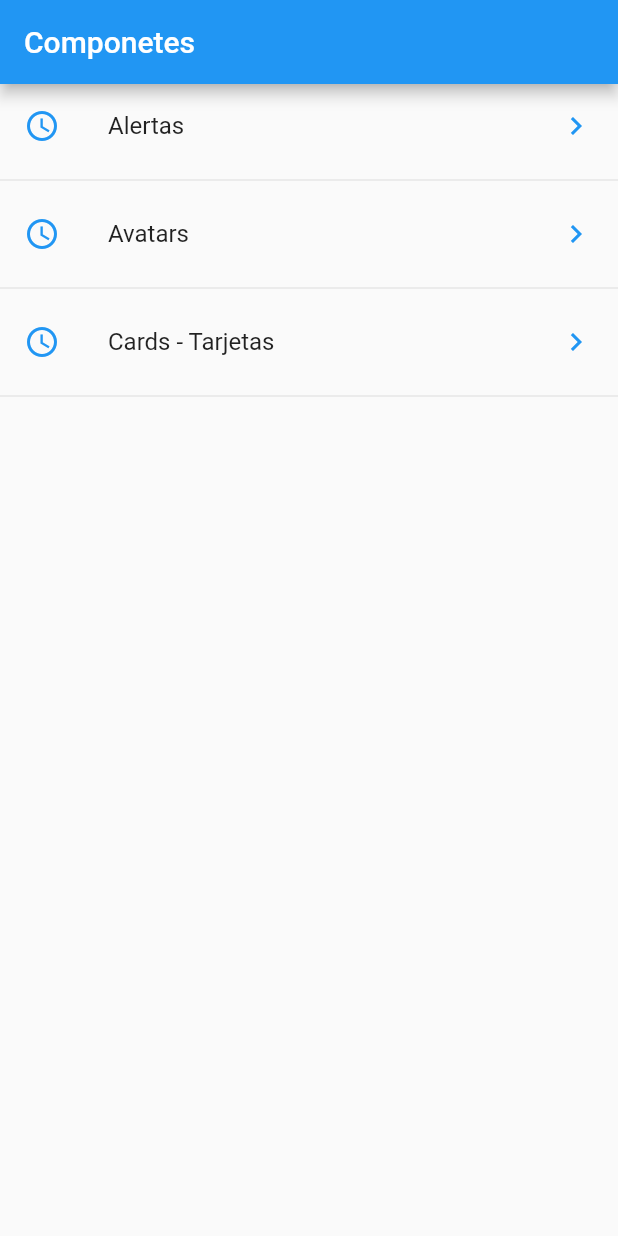
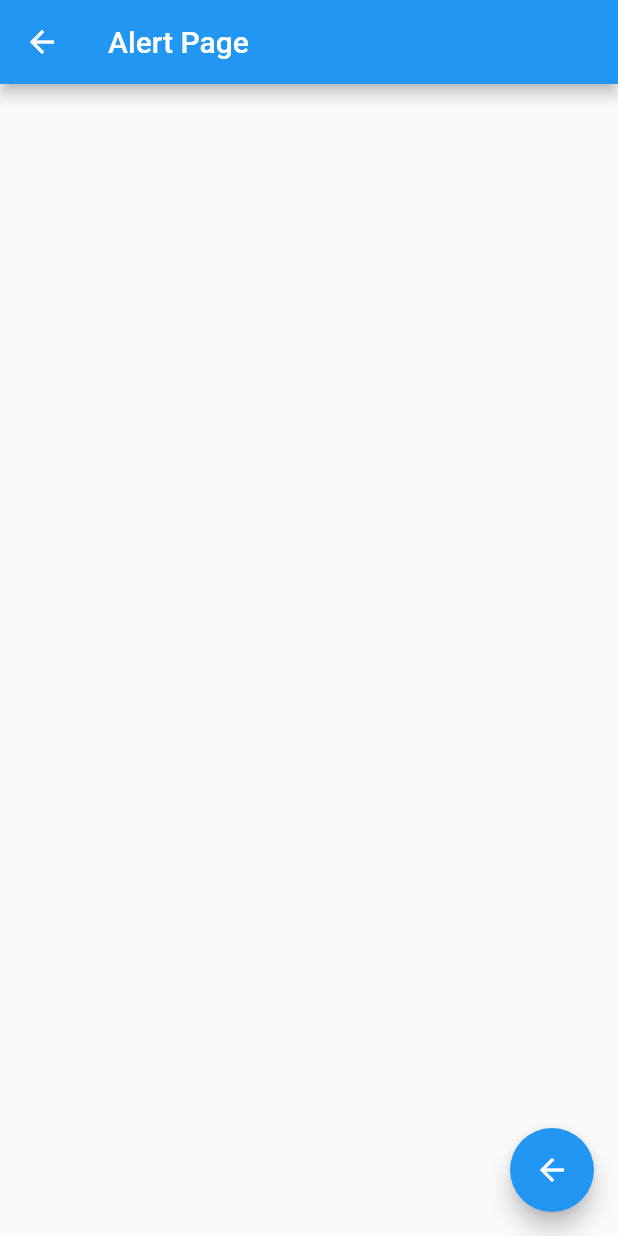
Before and after one commit to Sam200018/Flutter_Componentes, a Flutter app: the screen it shows after launch, after a tap on "Alertas", on a phone screen of 412 x 824 dp. Run offline on Flutter 3.47's test engine with Material 2 defaults, Android fonts, the phone set to English and light mode, and no system bars.

Commit message:
Se agrego la navegación a la pantalla y con ellos hacemos que pueda moverse al darse click ya sea a la ruta o al boton de regresar

```diff
--- /dev/null
+++ b/lib/src/pages/alert_page.dart
@@ -0,0 +1,18 @@
+import 'package:flutter/material.dart';
+
+class AlertPage extends StatelessWidget {
+  @override
+  Widget build(BuildContext context) {
+    return Scaffold(
+      appBar: AppBar(
+        title: Text('Alert Page'),
+      ),
+      floatingActionButton: FloatingActionButton(
+        child: Icon(Icons.arrow_back),
+        onPressed: () {
+          Navigator.pop(context);
+        },
+      ),
+    );
+  }
+}
--- a/lib/src/pages/home_page.dart
+++ b/lib/src/pages/home_page.dart
@@ -1,6 +1,10 @@
 import 'package:flutter/material.dart';
 
 import 'package:componentes/src/providers/menu_provider.dart';
+
+import 'package:componentes/src/utils/icono_string_util.dart';
+
+import 'package:componentes/src/pages/alert_page.dart';
 
 class HomePage extends StatelessWidget {
   @override
@@ -23,26 +27,29 @@ class HomePage extends StatelessWidget {
       // initialData: [], opcional para poder hacer un loading
       builder: (context, AsyncSnapshot<List<dynamic>> snapshot) {
         return ListView(
-          children: _listaItems(snapshot.data),
+          children: _listaItems(snapshot.data, context),
         );
       },
     );
   }
 
-  List<Widget> _listaItems(List<dynamic> data) {
+  List<Widget> _listaItems(List<dynamic> data, BuildContext context) {
     final List<Widget> opciones = [];
     data.forEach((opt) {
       final widgetTemp = ListTile(
         title: Text(opt['texto']),
-        leading: Icon(
-          Icons.access_time,
-          color: Colors.blue,
-        ),
+        leading: getICon(opt['icon']),
         trailing: Icon(
           Icons.keyboard_arrow_right,
           color: Colors.blue,
         ),
-        onTap: () {},
+        onTap: () {
+          final route = MaterialPageRoute(
+            builder: (context) => AlertPage(),
+          );
+
+          Navigator.push(context, route);
+        },
       );
       opciones
         ..add(
```
Also changed, not shown: lib/src/pages/avatar_page.dart (added, +12 -0 lines).
